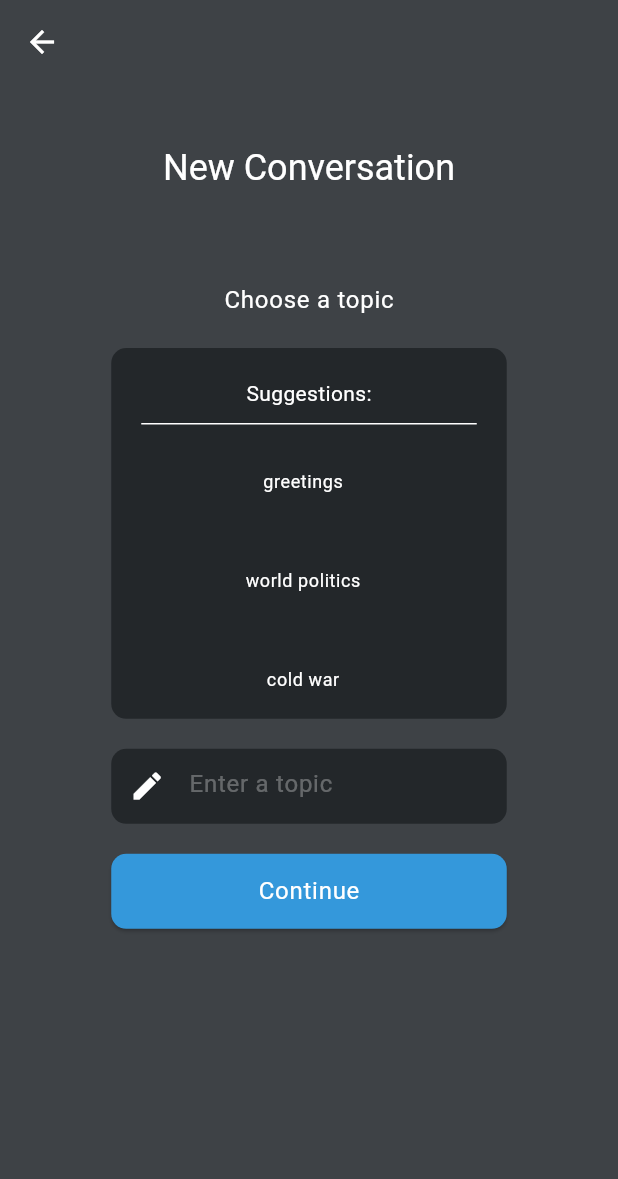
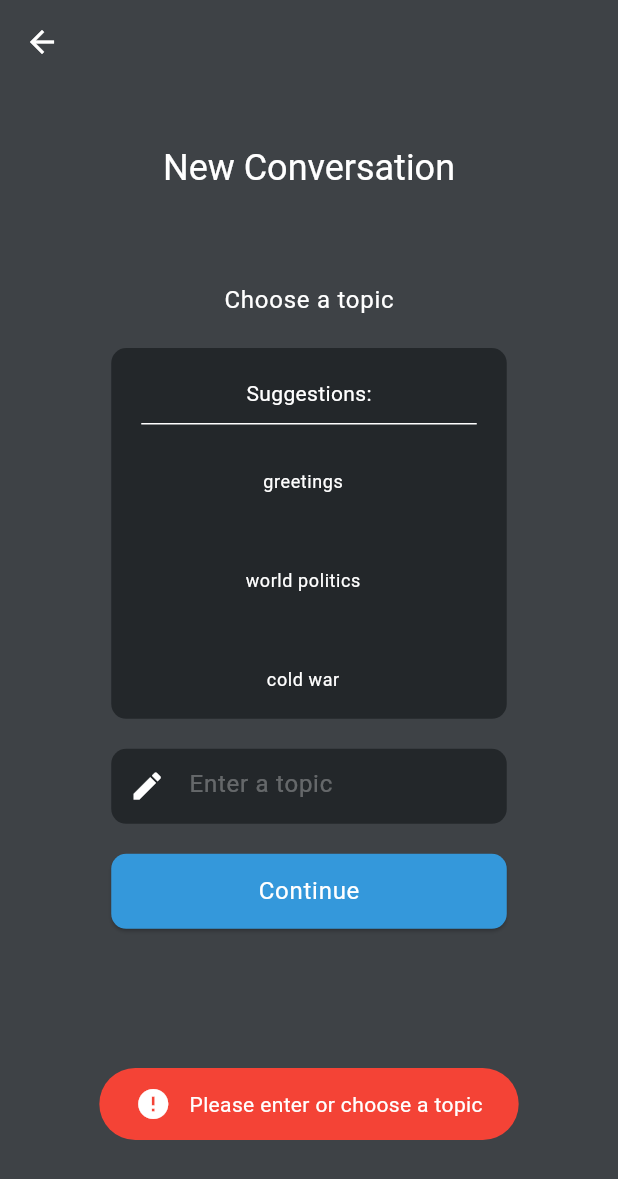
Before and after one commit to John-Ad/multilingual_chat, a Flutter app: the NewConversation screen opened directly with empty values, after a tap on "Continue", on a phone screen of 412 x 824 dp. Shown: the top 1179 px of the screen. Run offline on Flutter 3.47's test engine with Material 2 defaults, Android fonts, the phone set to English and light mode, and no system bars; our stand-ins replace fluttertoast, sqflite; accounts and stored records are empty; statements that could not run were skipped.

Commit message:
added toasts

```diff
--- /dev/null
+++ b/lib/components/toasts.dart
@@ -0,0 +1,69 @@
+import 'package:flutter/material.dart';
+
+class SuccessToast extends StatelessWidget {
+  final String message;
+  final bool showIcon;
+  final double duration;
+
+  const SuccessToast(
+      {super.key,
+      required this.message,
+      this.showIcon = false,
+      this.duration = 1.5});
+
+  @override
+  Widget build(BuildContext context) {
+    return Container(
+      padding: const EdgeInsets.symmetric(horizontal: 24.0, vertical: 12.0),
+      decoration: BoxDecoration(
+        color: Colors.green[700],
+        borderRadius: BorderRadius.circular(25.0),
+      ),
+      child: Row(
+        mainAxisSize: MainAxisSize.min,
+        children: [
+          const Icon(Icons.check, color: Colors.white),
+          const SizedBox(width: 12.0),
+          Text(
+            message,
+            style: const TextStyle(color: Colors.white),
+          ),
+        ],
+      ),
+    );
+  }
+}
+
+class ErrorToast extends StatelessWidget {
+  final String message;
+  final bool showIcon;
+  final double duration;
+
+  const ErrorToast(
+      {super.key,
+      required this.message,
+      this.showIcon = false,
+      this.duration = 1.5});
+
+  @override
+  Widget build(BuildContext context) {
+    return Container(
+      padding: const EdgeInsets.symmetric(horizontal: 24.0, vertical: 12.0),
+      decoration: BoxDecoration(
+        color: Colors.red,
+        borderRadius: BorderRadius.circular(25.0),
+      ),
+      child: Row(
+        mainAxisSize: MainAxisSize.min,
+        children: [
+          const Icon(Icons.error, color: Colors.white),
+          const SizedBox(width: 12.0),
+          Text(
+            message,
+            style: const TextStyle(color: Colors.white),
+          ),
+        ],
+      ),
+    );
+  }
+}
--- a/lib/views/newConversation.dart
+++ b/lib/views/newConversation.dart
@@ -1,7 +1,10 @@
 import 'package:flutter/material.dart';
+import 'package:german_tutor/components/toasts.dart';
 
 import '../models/conversation.dart';
 import '../services/CoversationsService.dart';
+
+import 'package:fluttertoast/fluttertoast.dart';
 
 class NewConversation extends StatefulWidget {
   const NewConversation({super.key, required this.title});
@@ -15,12 +18,31 @@ class NewConversation extends StatefulWidget {
 class _NewConversationState extends State<NewConversation> {
   final ConversationsService _conversationsService = ConversationsService();
   final TextEditingController _topicController = TextEditingController();
+  late FToast fToast;
+
+  @override
+  void initState() {
+    super.initState();
+    fToast = FToast();
+    fToast.init(context);
+  }
 
   void _addConversation() async {
+    if (_topicController.text.isEmpty) {
+      fToast.showToast(
+        child: const ErrorToast(message: "Please enter or choose a topic"),
+      );
+      return;
+    }
+
     if (await _conversationsService.add(_topicController.text)) {
       debugPrint('Conversation added');
+      fToast.showToast(
+          child: const SuccessToast(message: "Conversation added"));
     } else {
       debugPrint('Conversation not added');
+      fToast.showToast(
+          child: const ErrorToast(message: "Conversation not added"));
     }
   }
 
@@ -188,7 +210,10 @@ class _NewConversationState extends State<NewConversation> {
                       width: (MediaQuery.of(context).size.width * 0.8) * 0.8,
                       height: 50,
                       child: ElevatedButton(
-                        onPressed: _addConversation,
+                        // onPressed: _addConversation,
+                        onPressed: () {
+                          _addConversation();
+                        },
                         style: ElevatedButton.styleFrom(
                           backgroundColor: theme.colorScheme.tertiary,
                           shape: RoundedRectangleBorder(
--- a/pubspec.yaml
+++ b/pubspec.yaml
@@ -8,6 +8,7 @@ environment:
 
 dependencies:
   sqflite: ^2.0.0
+  fluttertoast: ^8.2.1
   flutter:
     sdk: flutter
   cupertino_icons: ^1.0.2
```
Also changed, not shown: pubspec.lock.
